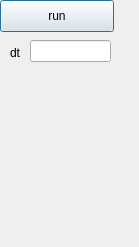
First picture: the form in v0/v0.ui, repository ybouret/iics, before the edit.
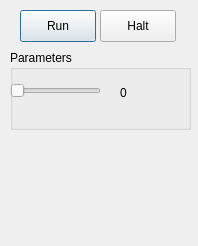
Second picture: the form after the edit.

Commit message: v0 is now steered

Diff of the .ui file:
```diff
--- a/v0/v0.ui
+++ b/v0/v0.ui
@@ -6,50 +6,79 @@
    <rect>
     <x>0</x>
     <y>0</y>
-    <width>139</width>
-    <height>247</height>
+    <width>198</width>
+    <height>246</height>
    </rect>
   </property>
   <property name="windowTitle">
    <string>Mon  Interface</string>
   </property>
-  <widget class="QPushButton" name="RUN">
-   <property name="geometry">
-    <rect>
-     <x>0</x>
-     <y>0</y>
-     <width>114</width>
-     <height>32</height>
-    </rect>
-   </property>
-   <property name="text">
-    <string>run</string>
-   </property>
-  </widget>
-  <widget class="QLineEdit" name="DT">
-   <property name="geometry">
-    <rect>
-     <x>30</x>
-     <y>40</y>
-     <width>81</width>
-     <height>22</height>
-    </rect>
-   </property>
-   <property name="text">
-    <string/>
-   </property>
-  </widget>
-  <widget class="QLabel" name="label">
+  <widget class="QGroupBox" name="groupBox">
    <property name="geometry">
     <rect>
      <x>10</x>
-     <y>40</y>
-     <width>31</width>
-     <height>25</height>
+     <y>50</y>
+     <width>181</width>
+     <height>80</height>
     </rect>
    </property>
+   <property name="title">
+    <string>Parameters</string>
+   </property>
+   <widget class="QSlider" name="MU">
+    <property name="geometry">
+     <rect>
+      <x>0</x>
+      <y>30</y>
+      <width>91</width>
+      <height>22</height>
+     </rect>
+    </property>
+    <property name="maximum">
+     <number>100</number>
+    </property>
+    <property name="orientation">
+     <enum>Qt::Horizontal</enum>
+    </property>
+   </widget>
+   <widget class="QLabel" name="MUTEXT">
+    <property name="geometry">
+     <rect>
+      <x>110</x>
+      <y>30</y>
+      <width>51</width>
+      <height>25</height>
+     </rect>
+    </property>
+    <property name="text">
+     <string>0</string>
+    </property>
+   </widget>
+  </widget>
+  <widget class="QPushButton" name="RUN">
+   <property name="geometry">
+    <rect>
+     <x>20</x>
+     <y>10</y>
+     <width>76</width>
+     <height>32</height>
+    </rect>
+   </property>
    <property name="text">
-    <string>dt</string>
+    <string>Run</string>
+   </property>
+  </widget>
+  <widget class="QPushButton" name="HALT">
+   <property name="geometry">
+    <rect>
+     <x>100</x>
+     <y>10</y>
+     <width>76</width>
+     <height>32</height>
+    </rect>
+   </property>
+   <property name="text">
+    <string>Halt</string>
    </property>
   </widget>
  </widget>
```
Left out of the diff: 2 changed lines with no effect on the pictures. The commit also changes 2 other files.
